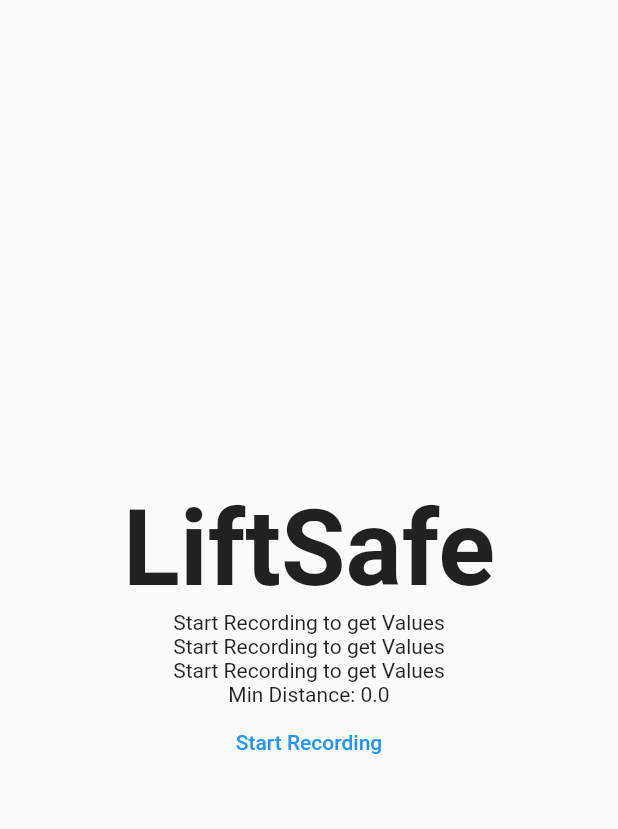
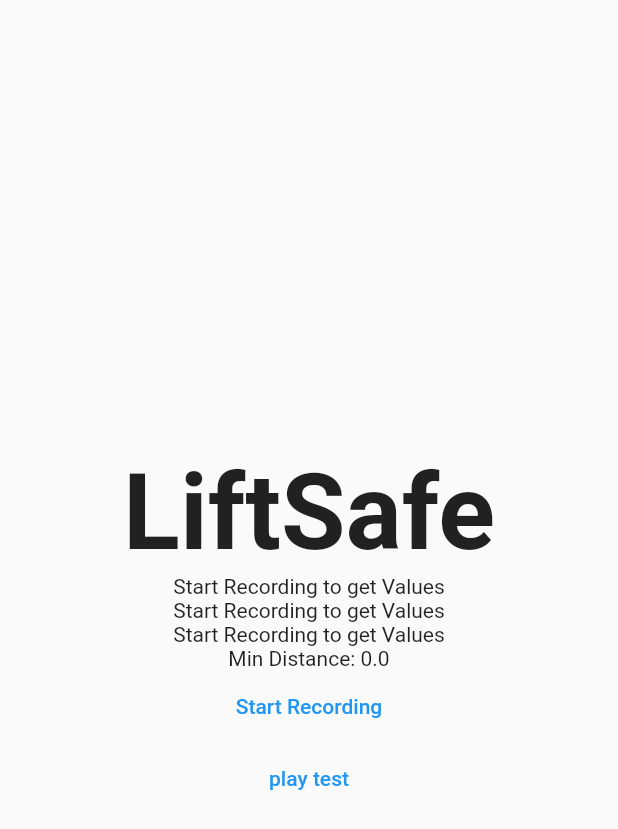
Before and after one commit to cyankaet/LiftSafe, a Flutter app: the screen it shows after launch, on a phone screen of 412 x 824 dp. Shown: the top 829 px of the screen. Run offline on Flutter 3.47's test engine with Material 2 defaults, Android fonts, the phone set to English and light mode, and no system bars; our stand-ins replace audioplayers, sensors, stream_transform.

Commit message:
sample voice playback

```diff
--- a/lift_safe/lib/lift_tracker.dart
+++ b/lift_safe/lib/lift_tracker.dart
@@ -1,6 +1,7 @@
 import 'dart:async';
 import 'dart:math';
 
+import 'package:audioplayers/audioplayers.dart';
 import 'package:flutter/material.dart';
 import 'package:sensors/sensors.dart';
 import 'package:stream_transform/stream_transform.dart';
@@ -24,6 +25,8 @@ class _LiftTrackerState extends State<LiftTracker> {
   String buttonText = "Start Recording";
   String finishedList = "No data yet";
   double minDist = 0;
+  static AudioCache player = AudioCache();
+
   Widget _buildSuggestions() {
     final List<String>? userAccelerometer = _userAccelerometerValues
         ?.map((double v) => v.toStringAsFixed(1))
@@ -48,6 +51,11 @@ class _LiftTrackerState extends State<LiftTracker> {
                 // Text(finishedList),
                 Text("Min Distance: $minDist"),
                 TextButton(child: Text(buttonText), onPressed: _startRecording),
+                TextButton(
+                    child: Text("play test"),
+                    onPressed: () {
+                      player.play("test.wav");
+                    })
               ],
             ),
           ),
--- a/lift_safe/pubspec.yaml
+++ b/lift_safe/pubspec.yaml
@@ -36,6 +36,7 @@ dependencies:
   cupertino_icons: ^1.0.2
   sensors: ^2.0.3
   stream_transform: ^2.0.0
+  audioplayers: ^0.20.1
 
 dev_dependencies:
   flutter_test:
@@ -64,6 +65,9 @@ flutter:
   #   - images/a_dot_burr.jpeg
   #   - images/a_dot_ham.jpeg
 
+  assets:
+    - assets/test.wav
+
   # An image asset can refer to one or more resolution-specific "variants", see
   # https://flutter.dev/assets-and-images/#resolution-aware.
 
```
Also changed, not shown: lift_safe/pubspec.lock, 1 other file.
